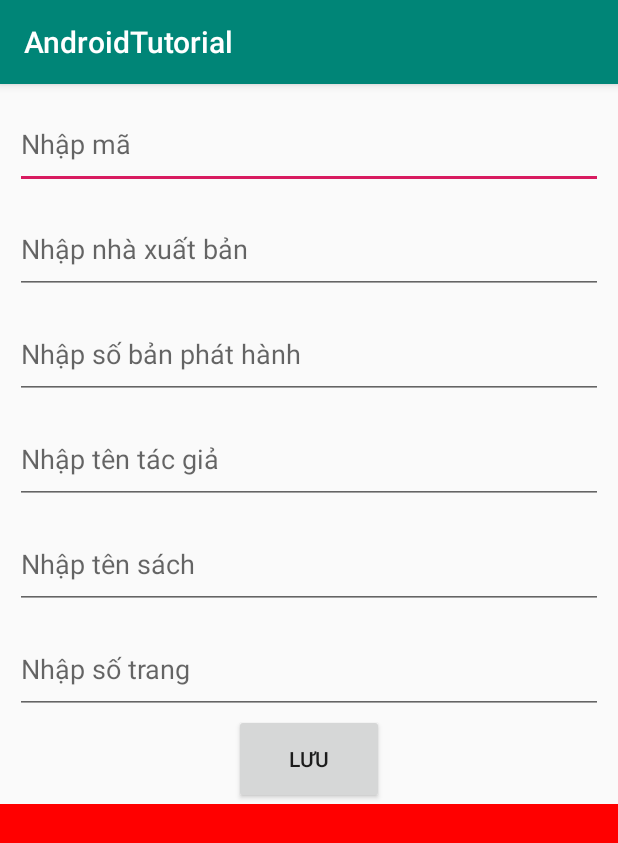
After one commit to stevenmanh/Android003, an Android app: the SachActivity screen opened directly, with no data from a screen before it, on a phone screen of 412 x 824 dp. The commit adds this screen. Shown: the top 843 px of the screen. Run offline under Robolectric (Android 15) with nearby library versions, the phone set to English and light mode, and no system bars.

Commit message:
no message

```diff
--- /dev/null
+++ b/SOURCE/app/src/main/java/windstudy/com/androidtutorial/qLyTaiLieu/SachActivity.java
@@ -0,0 +1,25 @@
+package windstudy.com.androidtutorial.qLyTaiLieu;
+
+import android.os.Bundle;
+import android.support.annotation.Nullable;
+import android.widget.EditText;
+
+import windstudy.com.androidtutorial.R;
+
+public class SachActivity extends TaiLieuActivity {
+    EditText edtAuthor, edtBookName,edtPageCount;
+
+    @Override
+    protected void onCreate(@Nullable Bundle savedInstanceState) {
+        super.onCreate(savedInstanceState);
+        setContentView(R.layout.sach_layout);
+    }
+
+    @Override
+    void init() {
+        super.init();
+        edtAuthor = findViewById(R.id.edt_author);
+        edtBookName = findViewById(R.id.edt_book_name);
+        edtPageCount = findViewById(R.id.edt_page_count);
+    }
+}
--- a/SOURCE/app/src/main/java/windstudy/com/androidtutorial/qLyTaiLieu/TaiLieuActivity.java
+++ b/SOURCE/app/src/main/java/windstudy/com/androidtutorial/qLyTaiLieu/TaiLieuActivity.java
@@ -14,7 +14,6 @@ public class TaiLieuActivity extends AppCompatActivity {
     EditText edtID, edtProducer, edtCount;
     TextView tvContent;
     Button btnSave;
-
 
     @Override
     protected void onCreate(@Nullable Bundle savedInstanceState) {
--- a/SOURCE/app/src/main/res/layout/tai_lieu_layout.xml
+++ b/SOURCE/app/src/main/res/layout/tai_lieu_layout.xml
@@ -15,7 +15,7 @@
         android:id="@+id/edt_producer"
         android:layout_width="match_parent"
         android:layout_height="60dp"
-        android:layout_below="@+id/edt_code"
+        android:layout_below="@+id/edt_id"
         android:layout_marginLeft="10dp"
         android:layout_marginTop="10dp"
         android:layout_marginRight="10dp"
```
Also changed, not shown: SOURCE/app/src/main/AndroidManifest.xml (+9 -2 lines), 1 other file.
